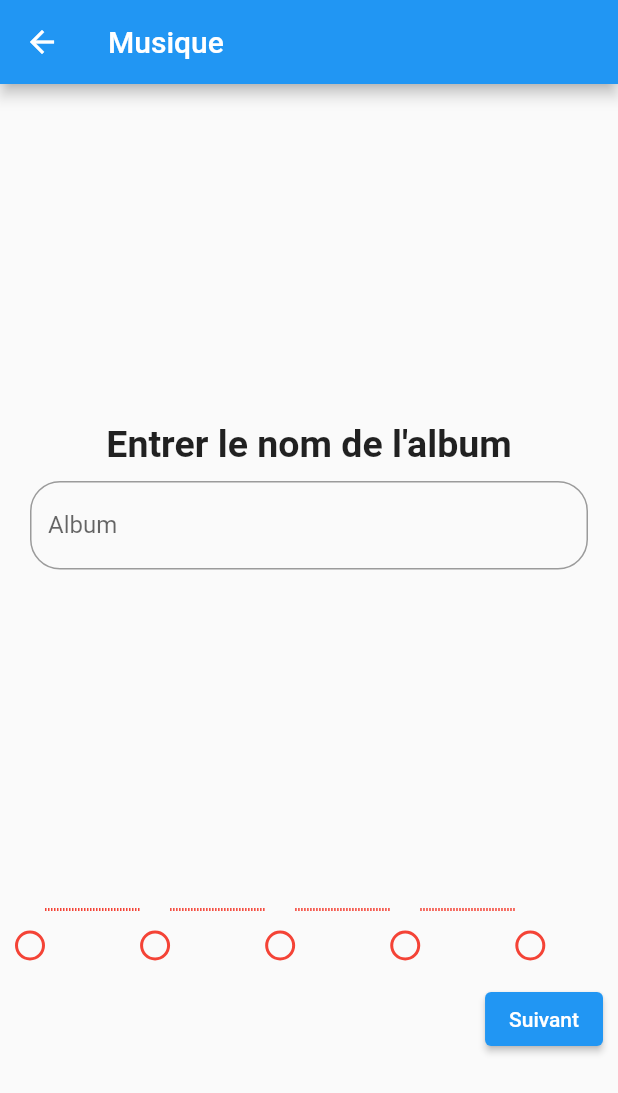
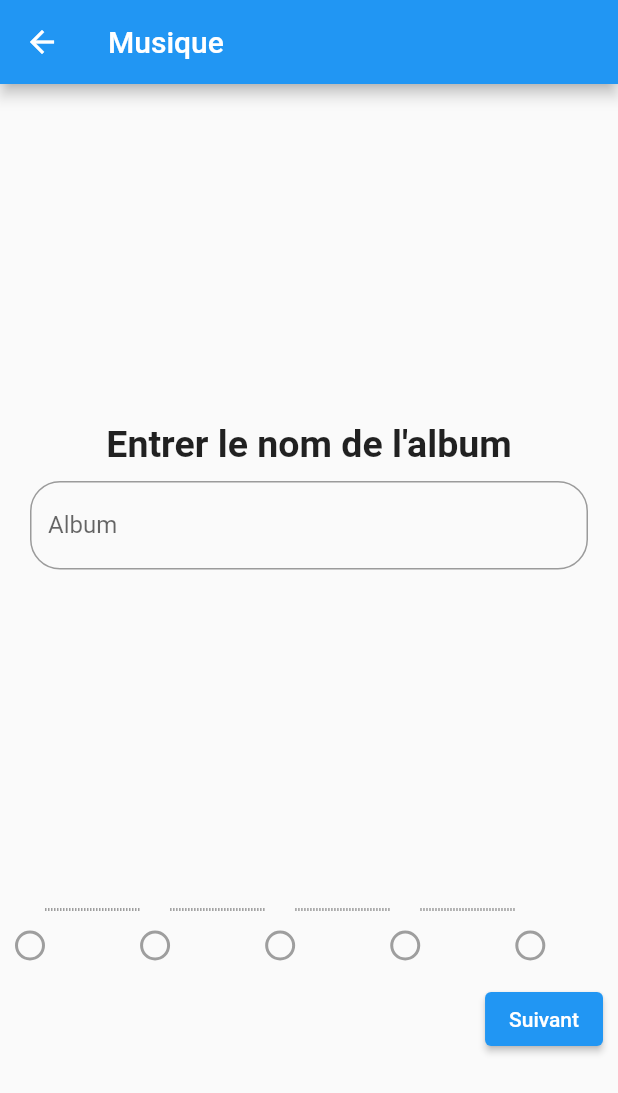
Before and after one commit to Laura857/flutter, a Flutter app: the addMorceau screen opened directly, on a phone screen of 412 x 824 dp. Shown: the top 1093 px of the screen. Run offline on Flutter 3.47's test engine with Material 2 defaults, Android fonts, the phone set to English and light mode, and no system bars; drawn by our look-alikes of timelines; our stand-ins replace audioplayers, awesome_notifications, cloud_firestore, dot_navigation_bar, file_picker, firebase_auth and 5 more; accounts and stored records are empty.

Commit message:
fix css dashboard

```diff
--- a/lib/controller/addMorceau.dart
+++ b/lib/controller/addMorceau.dart
@@ -93,111 +93,111 @@ class addMorceauState extends State<addMorceau> {
               (progressIndicator > 0)
                   ? DotIndicator(
                       size: 20,
-                      color: Colors.green,
+                      color: Colors.blue,
                     )
                   : OutlinedDotIndicator(
                       size: 20,
-                      color: Colors.red,
+                      color: Colors.grey,
                     ),
               (progressIndicator > 0)
                   ? SizedBox(
                       height: 20.0,
                       width: MediaQuery.of(context).size.width / 6.5,
                       child: SolidLineConnector(
-                        color: Colors.green,
+                        color: Colors.blue,
                       ),
                     )
                   : SizedBox(
                       height: 20.0,
                       width: MediaQuery.of(context).size.width / 6.5,
                       child: DashedLineConnector(
-                        color: Colors.red,
+                        color: Colors.grey,
                         dash: 1,
                       ),
                     ),
               (progressIndicator > 1)
                   ? DotIndicator(
                       size: 20,
-                      color: Colors.green,
+                      color: Colors.blue,
                     )
                   : OutlinedDotIndicator(
                       size: 20,
-                      color: Colors.red,
+                      color: Colors.grey,
                     ),
               (progressIndicator > 1)
                   ? SizedBox(
                       height: 20.0,
                       width: MediaQuery.of(context).size.width / 6.5,
                       child: SolidLineConnector(
-                        color: Colors.green,
+                        color: Colors.blue,
                       ),
                     )
                   : SizedBox(
                       height: 20.0,
                       width: MediaQuery.of(context).size.width / 6.5,
                       child: DashedLineConnector(
-                        color: Colors.red,
+                        color: Colors.grey,
                         dash: 1,
                       ),
                     ),
               (progressIndicator > 2)
                   ? DotIndicator(
                       size: 20,
-                      color: Colors.green,
+                      color: Colors.blue,
                     )
                   : OutlinedDotIndicator(
                       size: 20,
-                      color: Colors.red,
+                      color: Colors.grey,
                     ),
               (progressIndicator > 2)
                   ? SizedBox(
                       height: 20.0,
                       width: MediaQuery.of(context).size.width / 6.5,
                       child: SolidLineConnector(
-                        color: Colors.green,
+                        color: Colors.blue,
                       ),
                     )
                   : SizedBox(
                       height: 20.0,
                       width: MediaQuery.of(context).size.width / 6.5,
                       child: DashedLineConnector(
-                        color: Colors.red,
+                        color: Colors.grey,
                         dash: 1,
                       ),
                     ),
               (progressIndicator > 3)
                   ? DotIndicator(
                       size: 20,
-                      color: Colors.green,
+                      color: Colors.blue,
                     )
                   : OutlinedDotIndicator(
                       size: 20,
-                      color: Colors.red,
+                      color: Colors.grey,
                     ),
               (progressIndicator > 3)
                   ? SizedBox(
                       height: 20.0,
                       width: MediaQuery.of(context).size.width / 6.5,
                       child: SolidLineConnector(
-                        color: Colors.green,
+                        color: Colors.blue,
                       ),
                     )
                   : SizedBox(
                       height: 20.0,
                       width: MediaQuery.of(context).size.width / 6.5,
                       child: DashedLineConnector(
-                        color: Colors.red,
+                        color: Colors.grey,
                         dash: 1,
                       ),
                     ),
               (progressIndicator > 4)
                   ? DotIndicator(
                       size: 20,
-                      color: Colors.green,
+                      color: Colors.blue,
                     )
                   : OutlinedDotIndicator(
                       size: 20,
-                      color: Colors.red,
+                      color: Colors.grey,
                     ),
             ],
           ),
--- a/lib/view/dashboard.dart
+++ b/lib/view/dashboard.dart
@@ -30,7 +30,7 @@ class dashboardState extends State<dashboard> {
         drawer: myDrawer(),
         appBar: AppBar(
           centerTitle: true,
-          title: Text('Nouvelle page'),
+          title: Text('Dashboard'),
           actions: [
             IconButton(
                 onPressed: () {
@@ -44,9 +44,9 @@ class dashboardState extends State<dashboard> {
         ),
         body: bodyPage(currentIndex),
         bottomNavigationBar: DotNavigationBar(
-            selectedItemColor: Colors.black,
-            unselectedItemColor: Colors.white,
-            backgroundColor: Colors.amber,
+            selectedItemColor: Colors.white,
+            unselectedItemColor: Colors.grey,
+            backgroundColor: Colors.blue,
             onTap: (int newValue) {
               setState(() {
                 currentIndex = newValue;
```
